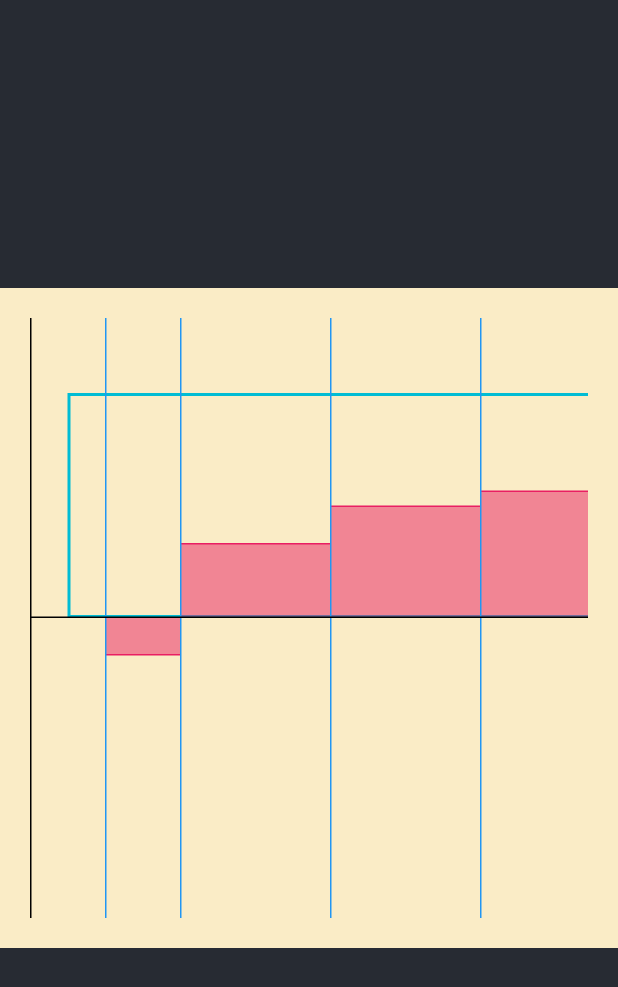
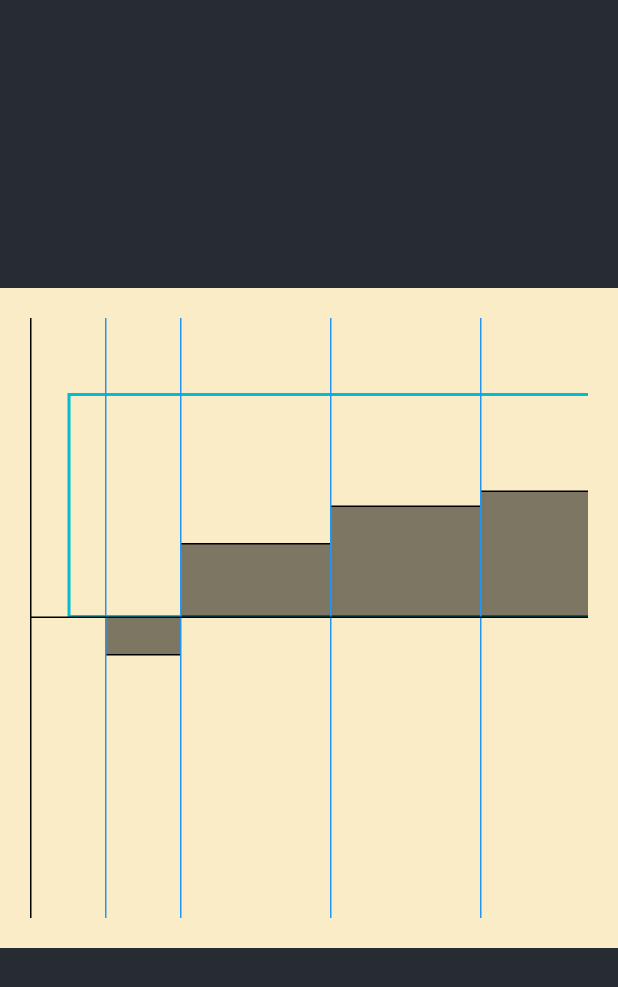
Before and after one commit to nyaneet/Ship-Geometry, a Flutter app: the screen it shows after launch, on a phone screen of 412 x 824 dp. Shown: the top 987 px of the screen. Run offline on Flutter 3.47's test engine with Material 3 defaults, Android fonts, the phone set to English and light mode, and no system bars.

Commit message:
add color prop to Bars widget

```diff
--- a/lib/widgets/ship_geometry/bars.dart
+++ b/lib/widgets/ship_geometry/bars.dart
@@ -7,8 +7,8 @@ class Bar extends StatelessWidget {
   const Bar({
     super.key,
     required double width,
+    required Color color,
     double? value,
-    Color color = Colors.black,
   })  : _width = width,
         _value = value,
         _color = color;
@@ -48,12 +48,15 @@ class Bar extends StatelessWidget {
 class Bars extends StatelessWidget {
   final (double x, double y) _origin;
   final List<(double width, double? value)> _bars;
+  final Color _color;
   const Bars({
     super.key,
     required (double x, double y) origin,
     required List<(double width, double? value)> bars,
+    Color color = Colors.black,
   })  : _origin = origin,
-        _bars = bars;
+        _bars = bars,
+        _color = color;
 
   @override
   Widget build(BuildContext context) {
@@ -62,8 +65,8 @@ class Bars extends StatelessWidget {
     return Stack(
       children: [
         ..._bars.map(
-          (config) {
-            final (width, value) = config;
+          (barConfig) {
+            final (width, value) = barConfig;
             final bar = Positioned(
               bottom: switch (value) {
                 null => originY,
@@ -71,7 +74,7 @@ class Bars extends StatelessWidget {
               },
               left: originX + offsetX,
               child: Bar(
-                color: Colors.pink,
+                color: _color,
                 width: width,
                 value: value,
               ),
```
